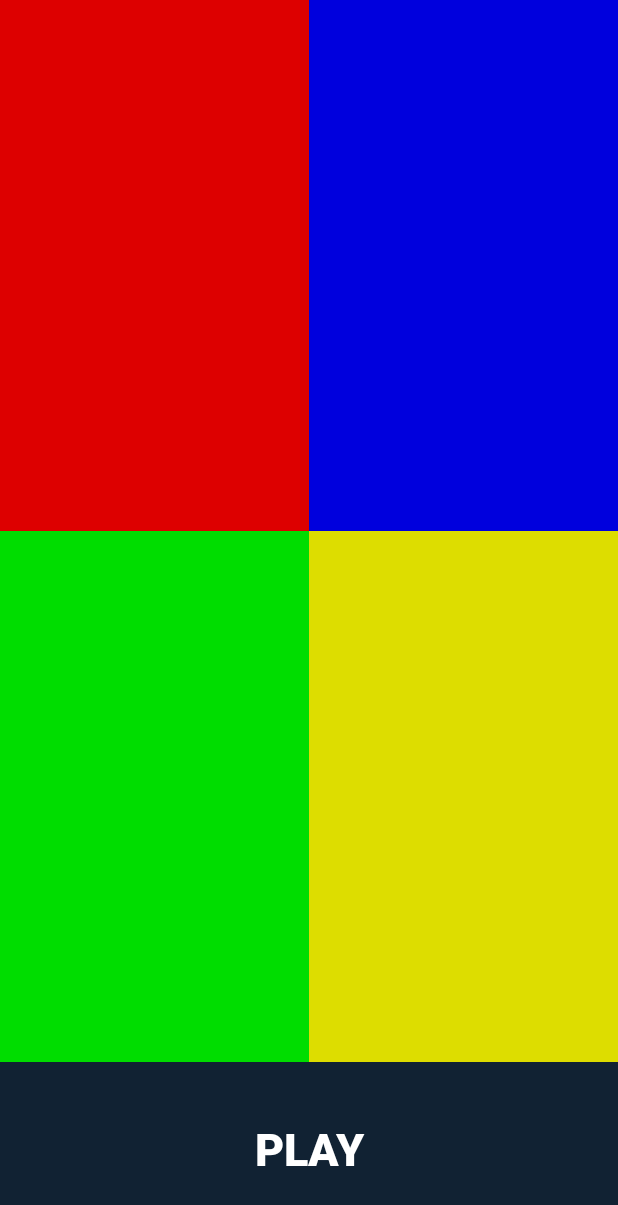
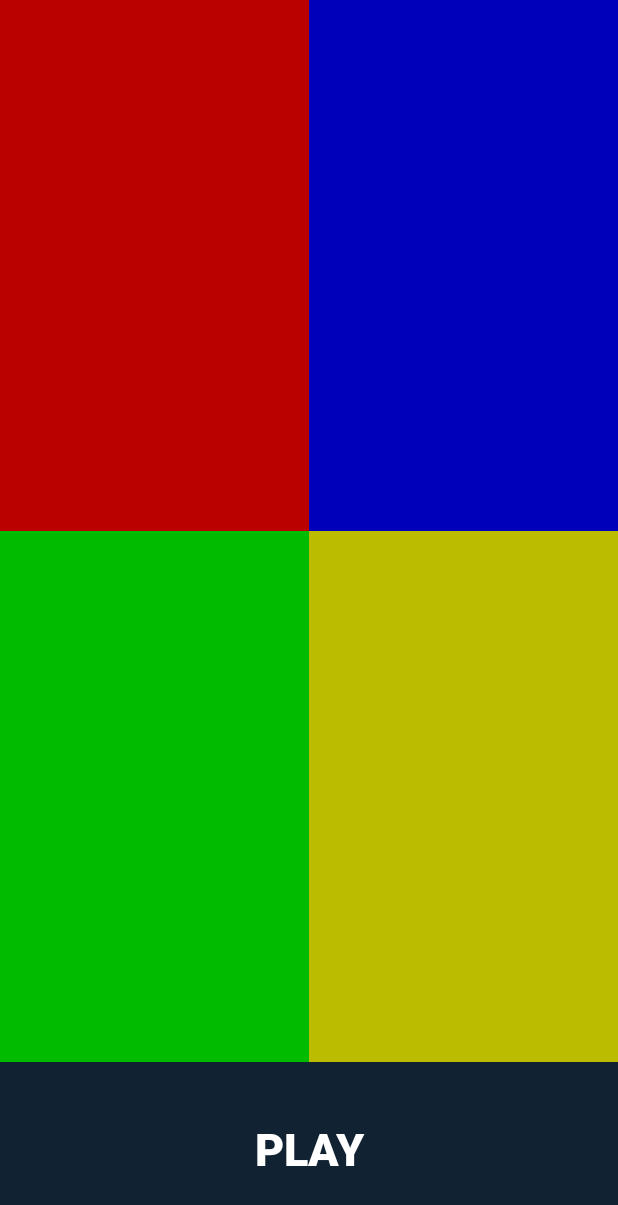
Before and after one commit to pedrozaluar/TCC, an Android app: the screen it shows after launch (JogoActivity), after a tap on "PLAY", on a phone screen of 412 x 824 dp. Shown: the top 1205 px of the screen. Run offline under Robolectric (Android 15) with nearby library versions, the phone set to English and light mode, and no system bars.

Commit message:
SimonSays: - Adicionando estilo aos botões (cor normal, de clique e de piscar) - Feita a funcionalidade de piscar as cores

```diff
--- a/SimonSays/app/src/main/java/br/com/uniriotec/simonsays/JogoActivity.java
+++ b/SimonSays/app/src/main/java/br/com/uniriotec/simonsays/JogoActivity.java
@@ -4,6 +4,7 @@ import android.app.Activity;
 import android.app.AlertDialog;
 import android.content.DialogInterface;
 import android.os.Bundle;
+import android.os.Handler;
 import android.view.View;
 import android.widget.Button;
 
@@ -14,7 +15,11 @@ import java.util.Random;
 
 public class JogoActivity extends Activity {
 
+	public static final int MILLISEGUNDOS_PISCAR_BOTAO = 1000;
+	public static final int MILLISEGUNDOS_ESPERAR_PISCAR_BOTAO = 500;
+
 	private Button[] botoes;
+	private Button botaoPlay;
 	private List<Button> listaBotoesSorteados;
 	private int proximoIndiceBotaoVerificar;
 
@@ -29,6 +34,7 @@ public class JogoActivity extends Activity {
 		super.onStart();
 		this.listaBotoesSorteados = new ArrayList<Button>();
 		guardarArrayBotoes();
+		botaoPlay = (Button) findViewById(R.id.botao_play);
 	}
 
 	private void guardarArrayBotoes() {
@@ -54,15 +60,12 @@ public class JogoActivity extends Activity {
 			mostrarMensagemResultado();
 			habilitarBotoes(false);
 			listaBotoesSorteados.clear();
-			Button start = (Button) findViewById(R.id.botao_start);
-			start.setEnabled(true);
+			botaoPlay.setEnabled(true);
 		}
 	}
 
 	public void onClickPlay(View view) {
-		Button botaoPlay = (Button) view;
 		botaoPlay.setEnabled(false);
-
 		iniciarNovaRodada();
 	}
 
@@ -71,7 +74,6 @@ public class JogoActivity extends Activity {
 		adicionarNovoBotaoSorteadoNaLista();
 		piscarBotoesNaTela();
 		proximoIndiceBotaoVerificar = 0;
-		habilitarBotoes(true);
 	}
 
 	private void habilitarBotoes(boolean habilitar) {
@@ -90,28 +92,56 @@ public class JogoActivity extends Activity {
 	}
 
 	private void piscarBotoesNaTela() {
-		for(Button botao : listaBotoesSorteados) {
-			piscarBotao(botao);
-		}
+		piscarBotoesSorteados(0);
 	}
 
-	private void piscarBotao(Button botao) {
-/*		botao.setText("X");
-		//espera
-		SystemClock.sleep(3000);
-		try {
-			new Thread().sleep(3000);
-		} catch (InterruptedException e) {
-			e.printStackTrace();
-		}
-		botao.setText("");
-*/	}
+	/**
+	 * Pisca (acende por um tempo depois apaga)* os botoes a partir do indice "indiceBotaoInicioPiscar" na lista "listaBotoesSorteados"
+	 * *Acender é colocar uma cor mais clara, apagar é voltar à cor original do botão
+	 * @param indiceBotaoInicioPiscar
+	 */
+	private void piscarBotoesSorteados(final int indiceBotaoInicioPiscar) {
+
+		// marca o botão para acender ao final do método
+		listaBotoesSorteados.get(indiceBotaoInicioPiscar).setSelected(true);
+
+		// chama método assíncrono para executar daqui a X milissegundos para apagar o botão e acender os próximos botões
+		new Handler().postDelayed(new Runnable() {
+			@Override
+			public void run() {
+				// marca o botão para "apagar" ao final do método
+				listaBotoesSorteados.get(indiceBotaoInicioPiscar).setSelected(false);
+
+				// Continua piscando os próximos botões ou, se terminou, habilita para o jogador fazer a jogada
+				int proximoIndiceBotaoPiscar = indiceBotaoInicioPiscar + 1;
+				boolean temMaisBotoesParaPiscar = proximoIndiceBotaoPiscar < listaBotoesSorteados.size();
+
+				if (temMaisBotoesParaPiscar) {
+					esperarParaPiscar(proximoIndiceBotaoPiscar);
+				} else {
+					habilitarBotoes(true);
+				}
+			}
+		}, MILLISEGUNDOS_PISCAR_BOTAO);
+	}
+
+	/**
+	 * Espera um tempo para piscar o próximo botão da lista
+	 * @param indiceBotaoInicioPiscar
+	 */
+	private void esperarParaPiscar(final int indiceBotaoInicioPiscar) {
+		new Handler().postDelayed(new Runnable() {
+			public void run() {
+				piscarBotoesSorteados(indiceBotaoInicioPiscar);
+			}
+		}, MILLISEGUNDOS_ESPERAR_PISCAR_BOTAO);
+	}
 
 	private void mostrarMensagemResultado() {
 
 		AlertDialog.Builder builder = new AlertDialog.Builder(JogoActivity.this);
 		builder.setTitle("Você perdeu =(");
-		builder.setMessage("Maior sequência feita: " + (listaBotoesSorteados.size()-1) + " cores!");
+		builder.setMessage("Maior sequência feita: " + (listaBotoesSorteados.size()-1) + " cor(es)!");
 		builder.setPositiveButton("OK", new DialogInterface.OnClickListener() {
 			@Override
 			public void onClick(DialogInterface dialog, int id) {
--- /dev/null
+++ b/SimonSays/app/src/main/res/drawable/botao_amarelo.xml
@@ -0,0 +1,18 @@
+<?xml version="1.0" encoding="utf-8"?>
+<selector xmlns:android="http://schemas.android.com/apk/res/android">
+	<item android:state_selected="true">
+		<shape android:shape="rectangle">
+			<solid android:color="#FF0" />
+		</shape>
+	</item>
+	<item android:state_pressed="true">
+		<shape android:shape="rectangle">
+			<solid android:color="#880" />
+		</shape>
+	</item>
+	<item>
+		<shape android:shape="rectangle">
+			<solid android:color="#BB0" />
+		</shape>
+	</item>
+</selector>
--- /dev/null
+++ b/SimonSays/app/src/main/res/drawable/botao_azul.xml
@@ -0,0 +1,18 @@
+<?xml version="1.0" encoding="utf-8"?>
+<selector xmlns:android="http://schemas.android.com/apk/res/android">
+	<item android:state_selected="true">
+		<shape android:shape="rectangle">
+			<solid android:color="#00F" />
+		</shape>
+	</item>
+	<item android:state_pressed="true">
+		<shape android:shape="rectangle">
+			<solid android:color="#008" />
+		</shape>
+	</item>
+	<item>
+		<shape android:shape="rectangle">
+			<solid android:color="#00B" />
+		</shape>
+	</item>
+</selector>
--- /dev/null
+++ b/SimonSays/app/src/main/res/drawable/botao_play.xml
@@ -0,0 +1,13 @@
+<?xml version="1.0" encoding="utf-8"?>
+<selector xmlns:android="http://schemas.android.com/apk/res/android">
+	<item android:state_pressed="true">
+		<shape android:shape="rectangle">
+			<solid android:color="#456" />
+		</shape>
+	</item>
+	<item>
+		<shape android:shape="rectangle">
+			<solid android:color="#123" />
+		</shape>
+	</item>
+</selector>
--- /dev/null
+++ b/SimonSays/app/src/main/res/drawable/botao_verde.xml
@@ -0,0 +1,18 @@
+<?xml version="1.0" encoding="utf-8"?>
+<selector xmlns:android="http://schemas.android.com/apk/res/android">
+	<item android:state_selected="true">
+		<shape android:shape="rectangle">
+			<solid android:color="#0F0" />
+		</shape>
+	</item>
+	<item android:state_pressed="true">
+		<shape android:shape="rectangle">
+			<solid android:color="#080" />
+		</shape>
+	</item>
+	<item>
+		<shape android:shape="rectangle">
+			<solid android:color="#0B0" />
+		</shape>
+	</item>
+</selector>
--- /dev/null
+++ b/SimonSays/app/src/main/res/drawable/botao_vermelho.xml
@@ -0,0 +1,18 @@
+<?xml version="1.0" encoding="utf-8"?>
+<selector xmlns:android="http://schemas.android.com/apk/res/android">
+	<item android:state_selected="true">
+		<shape android:shape="rectangle">
+			<solid android:color="#F00" />
+		</shape>
+	</item>
+	<item android:state_pressed="true">
+		<shape android:shape="rectangle">
+			<solid android:color="#800" />
+		</shape>
+	</item>
+	<item>
+		<shape android:shape="rectangle">
+			<solid android:color="#B00" />
+		</shape>
+	</item>
+</selector>
--- a/SimonSays/app/src/main/res/layout/activity_jogo.xml
+++ b/SimonSays/app/src/main/res/layout/activity_jogo.xml
@@ -10,7 +10,7 @@
 		        android:layout_height="match_parent"
 		        android:layout_weight="1"
 		        android:layout_width="0dp"
-		        android:background="#D00"
+		        android:background="@drawable/botao_vermelho"
 		        android:enabled="false"
 		        android:onClick="onClickColorButton"/>
 
@@ -18,7 +18,7 @@
 		        android:layout_height="match_parent"
 		        android:layout_weight="1"
 		        android:layout_width="0dp"
-		        android:background="#00D"
+		        android:background="@drawable/botao_azul"
 		        android:enabled="false"
 		        android:onClick="onClickColorButton"/>
 	</TableRow>
@@ -29,7 +29,7 @@
 		        android:layout_height="match_parent"
 		        android:layout_weight="1"
 		        android:layout_width="0dp"
-		        android:background="#0D0"
+		        android:background="@drawable/botao_verde"
 		        android:enabled="false"
 		        android:onClick="onClickColorButton"/>
 
@@ -37,7 +37,7 @@
 		        android:layout_height="match_parent"
 		        android:layout_weight="1"
 		        android:layout_width="0dp"
-		        android:background="#DD0"
+		        android:background="@drawable/botao_amarelo"
 		        android:enabled="false"
 		        android:onClick="onClickColorButton"/>
 	</TableRow>
@@ -46,10 +46,10 @@
 	<TableRow android:layout_width="match_parent" android:layout_weight="10">
 
 		<!-- layout_weight define a largura total, já que pelo TableRow não ter largura fixa, o match_parent não funciona -->
-		<Button android:id="@+id/botao_start"
+		<Button android:id="@+id/botao_play"
 				android:layout_weight="1"
 		        android:layout_height="match_parent"
-		        android:background="#123"
+		        android:background="@drawable/botao_play"
 		        android:text="PLAY"
 		        android:textColor="#FFF"
 		        android:textStyle="bold"
```
